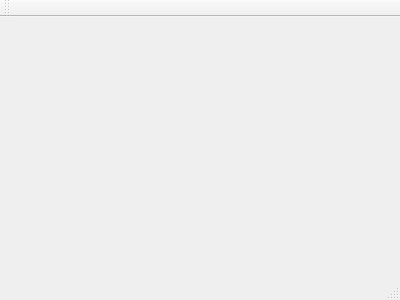
This is PC-software/mainwindow.ui in ll-KS-ll/tsea29-kmm as Qt 5 draws it before an edit. The edited form follows.
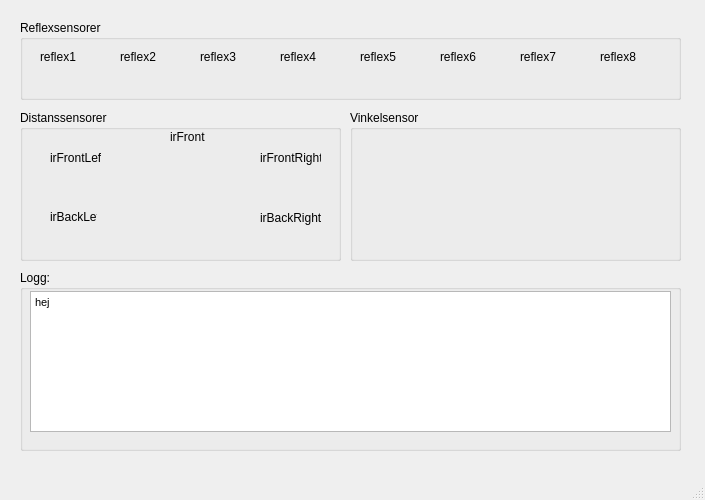
This is the edited form.

Commit message: Made a basic skeleton for the GUI

What changed in the file:
```diff
--- a/PC-software/mainwindow.ui
+++ b/PC-software/mainwindow.ui
@@ -1,24 +1,289 @@
 <ui version="4.0">
  <class>MainWindow</class>
- <widget class="QMainWindow" name="MainWindow" >
-  <property name="geometry" >
+ <widget class="QMainWindow" name="MainWindow">
+  <property name="geometry">
    <rect>
     <x>0</x>
     <y>0</y>
-    <width>400</width>
-    <height>300</height>
+    <width>705</width>
+    <height>500</height>
    </rect>
   </property>
   <property name="windowTitle" >
    <string>MainWindow</string>
   </property>
-  <widget class="QMenuBar" name="menuBar" />
-  <widget class="QToolBar" name="mainToolBar" />
-  <widget class="QWidget" name="centralWidget" />
-  <widget class="QStatusBar" name="statusBar" />
+  <widget class="QWidget" name="centralWidget">
+   <property name="layoutDirection">
+    <enum>Qt::LeftToRight</enum>
+   </property>
+   <widget class="QGroupBox" name="groupBox">
+    <property name="geometry">
+     <rect>
+      <x>20</x>
+      <y>110</y>
+      <width>321</width>
+      <height>151</height>
+     </rect>
+    </property>
+    <property name="autoFillBackground">
+     <bool>true</bool>
+    </property>
+    <property name="title">
+     <string>Distanssensorer</string>
+    </property>
+    <widget class="QLabel" name="irFront">
+     <property name="geometry">
+      <rect>
+       <x>150</x>
+       <y>20</y>
+       <width>47</width>
+       <height>13</height>
+      </rect>
+     </property>
+     <property name="text">
+      <string>irFront</string>
+     </property>
+    </widget>
+    <widget class="QLabel" name="irFrontLeft">
+     <property name="geometry">
+      <rect>
+       <x>30</x>
+       <y>40</y>
+       <width>51</width>
+       <height>16</height>
+      </rect>
+     </property>
+     <property name="text">
+      <string>irFrontLeftt</string>
+     </property>
+    </widget>
+    <widget class="QLabel" name="irBackLeft">
+     <property name="geometry">
+      <rect>
+       <x>30</x>
+       <y>100</y>
+       <width>47</width>
+       <height>13</height>
+      </rect>
+     </property>
+     <property name="text">
+      <string>irBackLeft</string>
+     </property>
+    </widget>
+    <widget class="QLabel" name="irBackRight">
+     <property name="geometry">
+      <rect>
+       <x>240</x>
+       <y>100</y>
+       <width>61</width>
+       <height>16</height>
+      </rect>
+     </property>
+     <property name="text">
+      <string>irBackRight</string>
+     </property>
+    </widget>
+    <widget class="QLabel" name="irFrontRight">
+     <property name="geometry">
+      <rect>
+       <x>240</x>
+       <y>40</y>
+       <width>61</width>
+       <height>16</height>
+      </rect>
+     </property>
+     <property name="text">
+      <string>irFrontRight</string>
+     </property>
+    </widget>
+   </widget>
+   <widget class="QGroupBox" name="groupBox_2">
+    <property name="geometry">
+     <rect>
+      <x>350</x>
+      <y>110</y>
+      <width>331</width>
+      <height>151</height>
+     </rect>
+    </property>
+    <property name="autoFillBackground">
+     <bool>true</bool>
+    </property>
+    <property name="title">
+     <string>Vinkelsensor</string>
+    </property>
+   </widget>
+   <widget class="QGroupBox" name="groupBox_3">
+    <property name="geometry">
+     <rect>
+      <x>20</x>
+      <y>20</y>
+      <width>661</width>
+      <height>80</height>
+     </rect>
+    </property>
+    <property name="autoFillBackground">
+     <bool>true</bool>
+    </property>
+    <property name="title">
+     <string>Reflexsensorer</string>
+    </property>
+    <widget class="QLabel" name="reflex1">
+     <property name="geometry">
+      <rect>
+       <x>20</x>
+       <y>30</y>
+       <width>47</width>
+       <height>13</height>
+      </rect>
+     </property>
+     <property name="text">
+      <string>reflex1</string>
+     </property>
+    </widget>
+    <widget class="QLabel" name="reflex2">
+     <property name="geometry">
+      <rect>
+       <x>100</x>
+       <y>30</y>
+       <width>47</width>
+       <height>13</height>
+      </rect>
+     </property>
+     <property name="text">
+      <string>reflex2</string>
+     </property>
+    </widget>
+    <widget class="QLabel" name="reflex3">
+     <property name="geometry">
+      <rect>
+       <x>180</x>
+       <y>30</y>
+       <width>47</width>
+       <height>13</height>
+      </rect>
+     </property>
+     <property name="text">
+      <string>reflex3</string>
+     </property>
+    </widget>
+    <widget class="QLabel" name="reflex4">
+     <property name="geometry">
+      <rect>
+       <x>260</x>
+       <y>30</y>
+       <width>47</width>
+       <height>13</height>
+      </rect>
+     </property>
+     <property name="text">
+      <string>reflex4</string>
+     </property>
+    </widget>
+    <widget class="QLabel" name="reflex5">
+     <property name="geometry">
+      <rect>
+       <x>340</x>
+       <y>30</y>
+       <width>47</width>
+       <height>13</height>
+      </rect>
+     </property>
+     <property name="text">
+      <string>reflex5</string>
+     </property>
+    </widget>
+    <widget class="QLabel" name="reflex6">
+     <property name="geometry">
+      <rect>
+       <x>420</x>
+       <y>30</y>
+       <width>47</width>
+       <height>13</height>
+      </rect>
+     </property>
+     <property name="text">
+      <string>reflex6</string>
+     </property>
+    </widget>
+    <widget class="QLabel" name="reflex7">
+     <property name="geometry">
+      <rect>
+       <x>500</x>
+       <y>30</y>
+       <width>47</width>
+       <height>13</height>
+      </rect>
+     </property>
+     <property name="text">
+      <string>reflex7</string>
+     </property>
+    </widget>
+    <widget class="QLabel" name="reflex8">
+     <property name="geometry">
+      <rect>
+       <x>580</x>
+       <y>30</y>
+       <width>47</width>
+       <height>13</height>
+      </rect>
+     </property>
+     <property name="text">
+      <string>reflex8</string>
+     </property>
+    </widget>
+   </widget>
+   <widget class="QGroupBox" name="groupBox_4">
+    <property name="geometry">
+     <rect>
+      <x>20</x>
+      <y>270</y>
+      <width>661</width>
+      <height>181</height>
+     </rect>
+    </property>
+    <property name="autoFillBackground">
+     <bool>true</bool>
+    </property>
+    <property name="title">
+     <string>Logg:</string>
+    </property>
+    <widget class="QTextBrowser" name="logTextBox">
+     <property name="geometry">
+      <rect>
+       <x>10</x>
+       <y>21</y>
+       <width>641</width>
+       <height>141</height>
+      </rect>
+     </property>
+     <property name="html">
+      <string>&lt;!DOCTYPE HTML PUBLIC &quot;-//W3C//DTD HTML 4.0//EN&quot; &quot;http://www.w3.org/TR/REC-html40/strict.dtd&quot;&gt;
+&lt;html&gt;&lt;head&gt;&lt;meta name=&quot;qrichtext&quot; content=&quot;1&quot; /&gt;&lt;style type=&quot;text/css&quot;&gt;
+p, li { white-space: pre-wrap; }
+&lt;/style&gt;&lt;/head&gt;&lt;body style=&quot; font-family:'MS Shell Dlg 2'; font-size:8.25pt; font-weight:400; font-style:normal;&quot;&gt;
+&lt;p style=&quot; margin-top:0px; margin-bottom:0px; margin-left:0px; margin-right:0px; -qt-block-indent:0; text-indent:0px;&quot;&gt;hej&lt;/p&gt;&lt;/body&gt;&lt;/html&gt;</string>
+     </property>
+    </widget>
+   </widget>
+  </widget>
+  <widget class="QMenuBar" name="menuBar">
+   <property name="geometry">
+    <rect>
+     <x>0</x>
+     <y>0</y>
+     <width>705</width>
+     <height>21</height>
+    </rect>
+   </property>
+  </widget>
+  <widget class="QStatusBar" name="statusBar">
+   <property name="acceptDrops">
+    <bool>false</bool>
+   </property>
+  </widget>
  </widget>
- <layoutDefault spacing="6" margin="11" />
- <pixmapfunction></pixmapfunction>
+ <layoutdefault spacing="6" margin="11"/>
  <resources/>
  <connections/>
 </ui>
```
Left out of the diff: 5 changed lines with no effect on the pictures.
